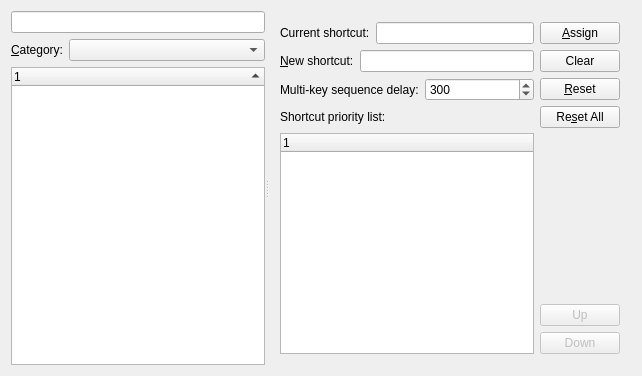
Qt form src/Gui/Dialogs/DlgKeyboard.ui (southseact-3d/fcd) before a commit.
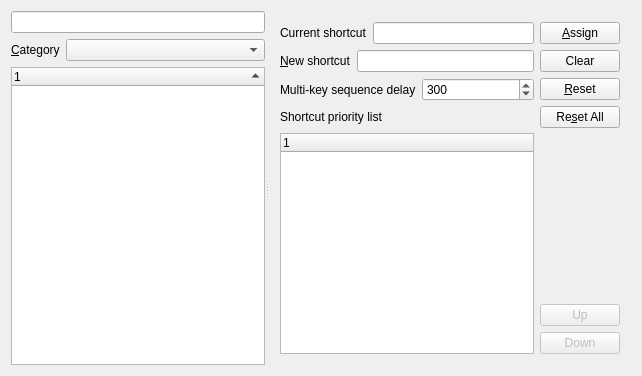
The same form after that commit. Custom widgets are drawn as their Qt base class.

Patch:
```diff
--- a/src/Gui/Dialogs/DlgKeyboard.ui
+++ b/src/Gui/Dialogs/DlgKeyboard.ui
@@ -45,7 +45,7 @@
           </sizepolicy>
          </property>
          <property name="text">
-          <string>&amp;Category:</string>
+          <string>&amp;Category</string>
          </property>
          <property name="buddy">
           <cstring>categoryBox</cstring>
@@ -97,7 +97,7 @@
          <item row="1" column="1">
           <widget class="QLabel" name="textLabelShortcut">
            <property name="text">
-            <string>Current shortcut:</string>
+            <string>Current shortcut</string>
            </property>
           </widget>
          </item>
@@ -116,7 +116,7 @@
            <item>
             <widget class="QLabel" name="textLabelNewShortcut">
              <property name="text">
-              <string>&amp;New shortcut:</string>
+              <string>&amp;New shortcut</string>
              </property>
              <property name="buddy">
               <cstring>editShortcut</cstring>
@@ -134,7 +134,7 @@
             <string/>
            </property>
            <property name="text">
-            <string>Multi-key sequence delay:</string>
+            <string>Multi-key sequence delay</string>
            </property>
           </widget>
          </item>
@@ -188,7 +188,7 @@
 same time. The one with the highest priority will be triggered.</string>
            </property>
            <property name="text">
-            <string>Shortcut priority list:</string>
+            <string>Shortcut priority list</string>
            </property>
           </widget>
          </item>
```
